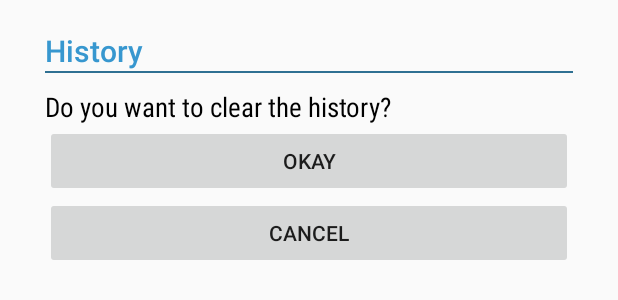
After one commit to king-ds/capture-analyze-result, an Android app: the layout activity_clear_history_selection.xml on its own in the app's theme, with its tools: preview values and no code run, on a phone screen of 412 x 824 dp. The commit adds this screen. Shown: the top 300 px of the screen. Run offline under Robolectric (Android 15) with nearby library versions, the phone set to English and light mode, and no system bars.

Commit message:
Add clear history function

```diff
--- /dev/null
+++ b/Bionyx/bionyx/src/main/res/layout/activity_clear_history_selection.xml
@@ -0,0 +1,64 @@
+<?xml version="1.0" encoding="utf-8"?>
+<LinearLayout
+    xmlns:android="http://schemas.android.com/apk/res/android"
+    android:layout_width="match_parent"
+    android:layout_height="match_parent">
+    <LinearLayout
+        android:layout_width="match_parent"
+        android:layout_height="wrap_content">
+
+        <LinearLayout
+            android:layout_width="match_parent"
+            android:layout_height="match_parent"
+            android:layout_centerInParent="true"
+            android:layout_marginLeft="30dp"
+            android:layout_marginRight="30dp"
+            android:layout_marginTop="20dp"
+            android:paddingBottom="15dp"
+            android:orientation="vertical">
+
+            <LinearLayout
+                android:layout_width="match_parent"
+                android:layout_height="wrap_content"
+                android:orientation="vertical">
+
+                <TextView
+                    android:id="@+id/ownerlabel"
+                    android:layout_width="wrap_content"
+                    android:layout_height="wrap_content"
+                    android:text="History"
+                    android:fontFamily="sans-serif-medium"
+                    android:textColor="#3797CF"
+                    android:textSize="20sp" />
+
+                <View
+                    android:layout_width="match_parent"
+                    android:layout_height="1dp"
+                    android:background="#2F7092" />
+
+                <TextView
+                    android:layout_marginTop="10dp"
+                    android:text="Do you want to clear the history?"
+                    android:fontFamily="sans-serif-condensed"
+                    android:textColor="#000000"
+                    android:textSize="18sp"
+                    android:layout_width="wrap_content"
+                    android:layout_height="wrap_content"/>
+                <Button
+                    android:id="@+id/btnOkay"
+                    android:layout_width="match_parent"
+                    android:layout_height="wrap_content"
+                    android:text="Okay"/>
+
+                <Button
+                    android:id="@+id/btnCancel"
+                    android:layout_width="match_parent"
+                    android:layout_height="wrap_content"
+                    android:text="Cancel"/>
+
+            </LinearLayout>
+
+        </LinearLayout>
+
+    </LinearLayout>
+</LinearLayout>
```
Also changed, not shown: Bionyx/bionyx/src/main/java/com/example/king/mobile_app/HistoryActivity.java (+143 -41 lines), Bionyx/bionyx/src/main/res/layout/activity_clear_history.xml (added, +58 -0 lines), Bionyx/bionyx/src/main/res/layout/activity_history.xml (+9 -4 lines), Bionyx/bionyx/src/main/res/layout/activity_history_emptymessage.xml (added, +58 -0 lines).
